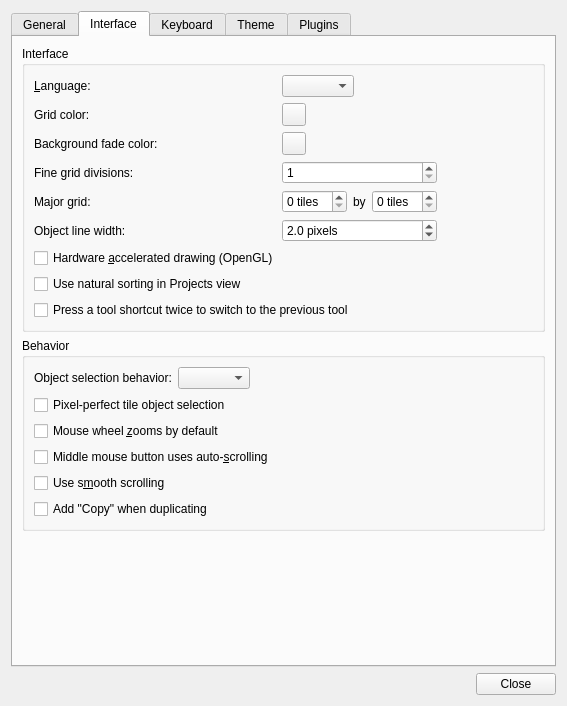
Above: src/tiled/preferencesdialog.ui from mapeditor/tiled before the change. Below: the same form after it.
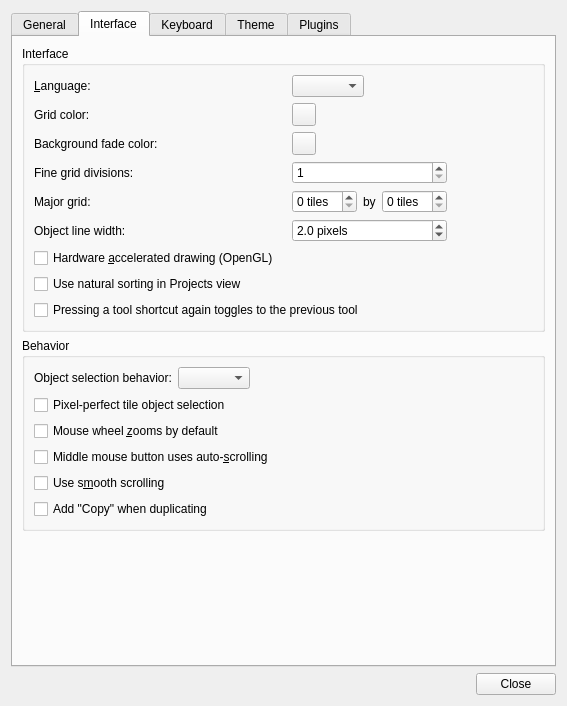
That is the form after the change. The open tabs and pages were chosen to show the change. Custom widgets are drawn as their Qt base class.

Commit message:
Some fixes to repeatShortcutForPreviousTool setting
* Removed emitting unrelated signal
* Changed settings group from Project/ to Interface/
* Fixed indentation of XML
* Slightly reword setting description

The edit to the form file:
```diff
--- a/src/tiled/preferencesdialog.ui
+++ b/src/tiled/preferencesdialog.ui
@@ -279,7 +279,7 @@
                <string>Pressing the shortcut of the currently selected tool changes back to the previously selected tool, rather than keeping the current tool selected.</string>
               </property>
               <property name="text">
-               <string>Press a tool shortcut twice to switch to the previous tool</string>
+             <string>Pressing a tool shortcut again toggles to the previous tool</string>
               </property>
              </widget>
             </item>
```
Lines whose indentation alone changed are shown as unchanged. The commit also changes 1 other file.
